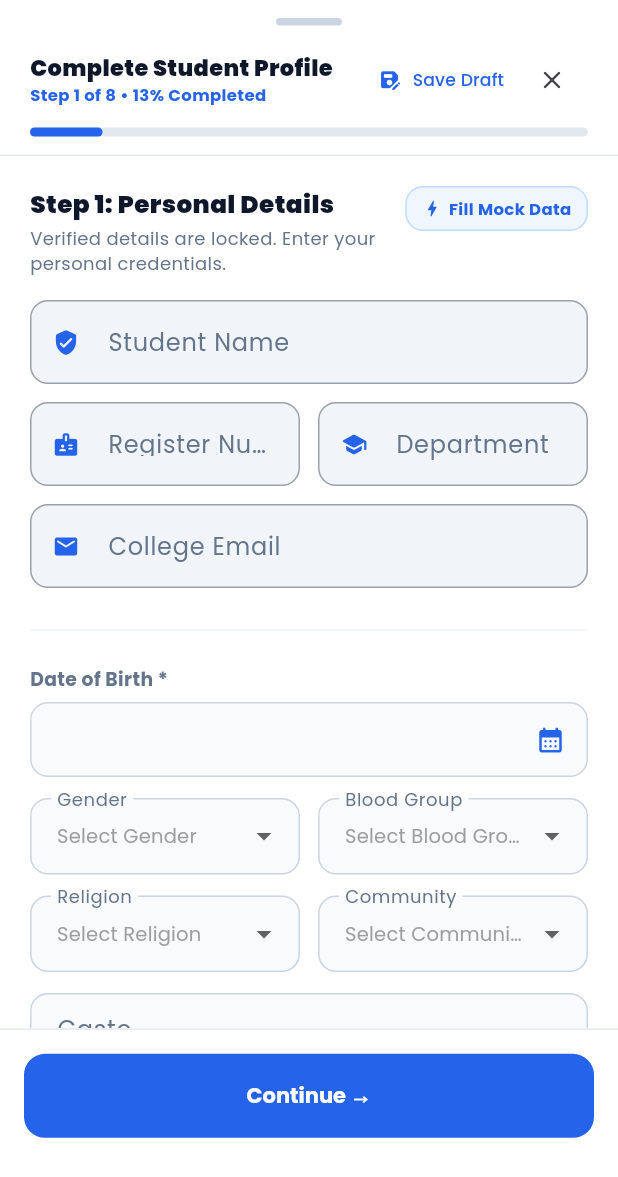
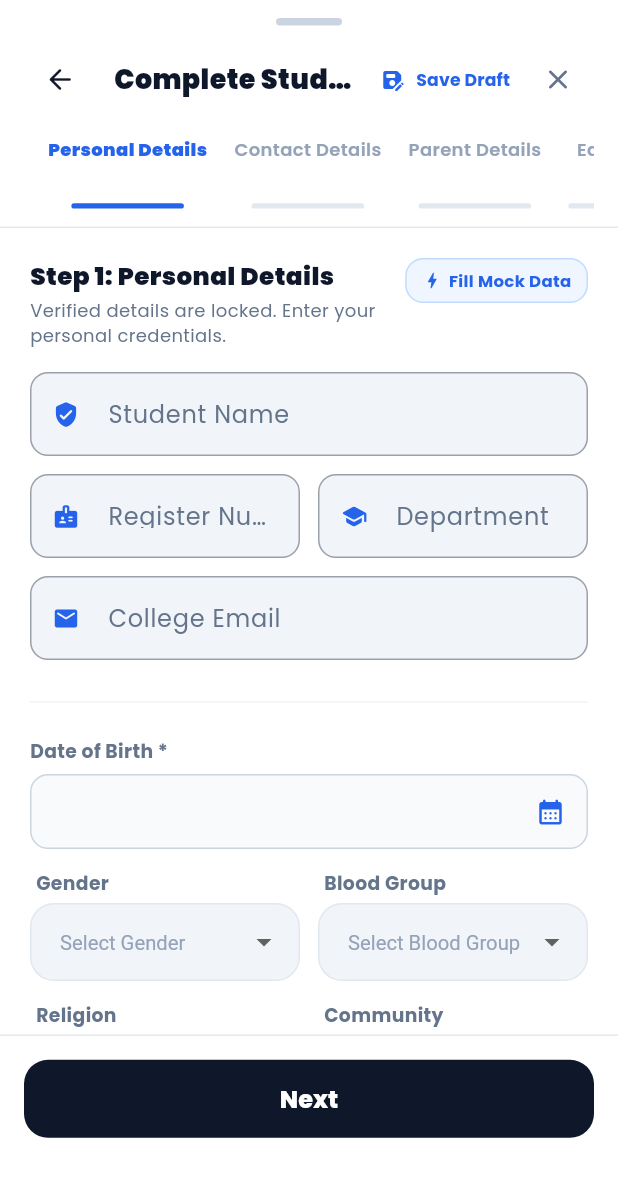
Before and after one commit to Saravanaofficialpmv/unisphere, a Flutter app: the StudentProfileCompletionSheet widget shown alone on an empty page, opened directly, on a phone screen of 412 x 824 dp. Shown: the top 1177 px of the screen. Run offline on Flutter 3.47's test engine with Material 3 defaults, Android fonts, the phone set to English and light mode, and no system bars; our stand-ins replace cached_network_image, cloud_firestore, file_picker, firebase_auth, firebase_core, firebase_storage and 6 more; accounts and stored records are empty; network calls fail; statements that could not run were skipped.

Commit message:
feat: redesign student profile completion sheet to match modern step indicator UI with segmented tabs, 16px soft pill inputs, top header navigation, and dark full-width pill action button

```diff
--- a/lib/widgets/student/student_profile_completion_sheet.dart
+++ b/lib/widgets/student/student_profile_completion_sheet.dart
@@ -609,6 +609,73 @@ class _StudentProfileCompletionSheetState
     );
   }
 
+  Widget _buildSegmentedStepBar() {
+    final stepTitles = [
+      'Personal Details',
+      'Contact Details',
+      'Parent Details',
+      'Education',
+      'Living Details',
+      if (_isDayScholar) 'Transport Mode',
+      'Documents',
+      'Review & Submit',
+    ];
+
+    return Container(
+      height: 48,
+      margin: const EdgeInsets.only(top: 8, bottom: 4),
+      child: ListView.builder(
+        scrollDirection: Axis.horizontal,
+        padding: const EdgeInsets.symmetric(horizontal: 16),
+        itemCount: stepTitles.length,
+        itemBuilder: (context, idx) {
+          final stepNum = idx + 1;
+          final isCurrent = stepNum == _displayStepNumber;
+          final isPassed = stepNum < _displayStepNumber;
+
+          return GestureDetector(
+            onTap: () {
+              if (isPassed) {
+                setState(() => _currentStep = stepNum);
+              }
+            },
+            child: Container(
+              margin: const EdgeInsets.only(right: 18),
+              child: Column(
+                mainAxisAlignment: MainAxisAlignment.spaceBetween,
+                crossAxisAlignment: CrossAxisAlignment.center,
+                children: [
+                  Text(
+                    stepTitles[idx],
+                    style: TextStyle(
+                      fontSize: 12,
+                      fontWeight: isCurrent ? FontWeight.w900 : FontWeight.w600,
+                      color: isCurrent
+                          ? const Color(0xFF2563EB)
+                          : (isPassed ? const Color(0xFF475569) : const Color(0xFF94A3B8)),
+                    ),
+                  ),
+                  const SizedBox(height: 6),
+                  AnimatedContainer(
+                    duration: const Duration(milliseconds: 200),
+                    height: 3.5,
+                    width: 75,
+                    decoration: BoxDecoration(
+                      color: isCurrent
+                          ? const Color(0xFF2563EB)
+                          : (isPassed ? const Color(0xFF93C5FD) : const Color(0xFFE2E8F0)),
+                      borderRadius: BorderRadius.circular(3),
+                    ),
+                  ),
+                ],
+              ),
+            ),
+          );
+        },
+      ),
+    );
+  }
+
   @override
   Widget build(BuildContext context) {
     final screenHeight = MediaQuery.of(context).size.height;
@@ -623,7 +690,7 @@ class _StudentProfileCompletionSheetState
         children: [
           // Top Header Drag Bar
           Container(
-            padding: const EdgeInsets.fromLTRB(20, 12, 20, 12),
+            padding: const EdgeInsets.fromLTRB(16, 12, 16, 8),
             decoration: const BoxDecoration(
               color: Colors.white,
               borderRadius: BorderRadius.vertical(top: Radius.circular(32)),
@@ -640,28 +707,22 @@ class _StudentProfileCompletionSheetState
                 ),
                 const SizedBox(height: 12),
                 Row(
-                  mainAxisAlignment: MainAxisAlignment.spaceBetween,
-                  children: [
-                    Expanded(
-                      child: Column(
-                        crossAxisAlignment: CrossAxisAlignment.start,
-                        children: [
-                          Text(
+                  children: [
+                    IconButton(
+                      onPressed: _currentStep > 1 ? _previousStep : () => Navigator.pop(context),
+                      icon: const Icon(Icons.arrow_back_rounded, color: Color(0xFF0F172A), size: 22),
+                      padding: EdgeInsets.zero,
+                      constraints: const BoxConstraints(),
+                    ),
+                    const SizedBox(width: 12),
+                    const Expanded(
+                      child: Text(
                         'Complete Student Profile',
                         overflow: TextOverflow.ellipsis,
                         maxLines: 1,
-                            style: const TextStyle(fontWeight: FontWeight.w900, fontSize: 15, color: Color(0xFF0F172A)),
-                          ),
-                          Text(
-                            'Step $_displayStepNumber of $_totalSteps • $_progressPercentage% Completed',
-                            overflow: TextOverflow.ellipsis,
-                            maxLines: 1,
-                            style: const TextStyle(fontSize: 11, color: Color(0xFF2563EB), fontWeight: FontWeight.w700),
-                          ),
-                        ],
-                      ),
-                    ),
-                    const SizedBox(width: 8),
+                        style: TextStyle(fontWeight: FontWeight.w900, fontSize: 18, color: Color(0xFF0F172A)),
+                      ),
+                    ),
                     Row(
                       mainAxisSize: MainAxisSize.min,
                       children: [
@@ -672,27 +733,21 @@ class _StudentProfileCompletionSheetState
                             minimumSize: Size.zero,
                             tapTargetSize: MaterialTapTargetSize.shrinkWrap,
                           ),
-                          icon: const Icon(Icons.save_as_rounded, size: 15),
-                          label: Text(_isSavingDraft ? 'Saving...' : 'Save Draft', style: const TextStyle(fontSize: 11.5)),
+                          icon: const Icon(Icons.save_as_rounded, size: 16, color: Color(0xFF2563EB)),
+                          label: Text(_isSavingDraft ? 'Saving...' : 'Save Draft', style: const TextStyle(fontSize: 11.5, color: Color(0xFF2563EB), fontWeight: FontWeight.bold)),
                         ),
                         IconButton(
                           onPressed: () => Navigator.pop(context),
                           padding: EdgeInsets.zero,
                           constraints: const BoxConstraints(),
-                          icon: const Icon(Icons.close_rounded, size: 20),
-                        ),
-                      ],
-                    ),
-                  ],
-                ),
-                const SizedBox(height: 8),
-                LinearProgressIndicator(
-                  value: _progressPercentage / 100,
-                  backgroundColor: const Color(0xFFE2E8F0),
-                  color: const Color(0xFF2563EB),
-                  minHeight: 6,
-                  borderRadius: BorderRadius.circular(3),
-                ),
+                          icon: const Icon(Icons.close_rounded, color: Color(0xFF64748B), size: 22),
+                        ),
+                      ],
+                    ),
+                  ],
+                ),
+                const SizedBox(height: 6),
+                _buildSegmentedStepBar(),
               ],
             ),
           ),
@@ -706,48 +761,33 @@ class _StudentProfileCompletionSheetState
             ),
           ),
 
-          // Fixed Bottom Control Buttons
+          // Fixed Bottom Dark Full-Width Action Button (Matching Reference Image)
           Container(
             padding: const EdgeInsets.all(16),
             decoration: const BoxDecoration(
               color: Colors.white,
               border: Border(top: BorderSide(color: Color(0xFFE2E8F0))),
             ),
-            child: Row(
-              children: [
-                if (_currentStep > 1)
-                  Expanded(
-                    child: OutlinedButton(
-                      onPressed: _previousStep,
-                      style: OutlinedButton.styleFrom(
-                        padding: const EdgeInsets.symmetric(vertical: 14),
-                        shape: RoundedRectangleBorder(borderRadius: BorderRadius.circular(14)),
-                      ),
-                      child: const Text('Back', style: TextStyle(fontWeight: FontWeight.bold)),
-                    ),
-                  ),
-                if (_currentStep > 1) const SizedBox(width: 12),
-                Expanded(
-                  flex: 2,
+            child: SizedBox(
+              width: double.infinity,
+              height: 52,
               child: ElevatedButton(
                 onPressed: _currentStep == 8
                     ? (_isSubmitting ? null : _submitFinalProfile)
                     : _nextStep,
                 style: ElevatedButton.styleFrom(
-                      backgroundColor: const Color(0xFF2563EB),
+                  backgroundColor: const Color(0xFF0F172A),
                   foregroundColor: Colors.white,
-                      padding: const EdgeInsets.symmetric(vertical: 14),
-                      shape: RoundedRectangleBorder(borderRadius: BorderRadius.circular(14)),
+                  elevation: 0,
+                  shape: RoundedRectangleBorder(borderRadius: BorderRadius.circular(16)),
                 ),
                 child: _isSubmitting
                     ? const SizedBox(height: 20, width: 20, child: CircularProgressIndicator(color: Colors.white, strokeWidth: 2))
                     : Text(
-                            _currentStep == 8 ? 'SUBMIT PROFILE 🚀' : 'Continue →',
-                            style: const TextStyle(fontWeight: FontWeight.bold, fontSize: 14),
-                          ),
-                  ),
-                ),
-              ],
+                        _currentStep == 8 ? 'Submit' : 'Next',
+                        style: const TextStyle(fontWeight: FontWeight.w800, fontSize: 16),
+                      ),
+              ),
             ),
           ),
         ],
@@ -1523,33 +1563,50 @@ class _StudentProfileCompletionSheetState
     String? errorText,
     ValueChanged<String>? onChanged,
   }) {
-    return TextFormField(
+    return Column(
+      crossAxisAlignment: CrossAxisAlignment.start,
+      children: [
+        Padding(
+          padding: const EdgeInsets.only(left: 4, bottom: 4),
+          child: Text(
+            label,
+            style: TextStyle(
+              fontSize: 12.5,
+              fontWeight: FontWeight.w700,
+              color: hasError ? Colors.red : const Color(0xFF64748B),
+            ),
+          ),
+        ),
+        TextFormField(
           controller: ctrl,
           onChanged: onChanged,
+          style: const TextStyle(fontSize: 14, fontWeight: FontWeight.w600, color: Color(0xFF0F172A)),
           decoration: InputDecoration(
-        labelText: label,
             hintText: hint,
+            hintStyle: const TextStyle(color: Color(0xFF94A3B8), fontSize: 13.5, fontWeight: FontWeight.w400),
             prefixIcon: icon != null ? Icon(icon, color: hasError ? Colors.red : const Color(0xFF2563EB), size: 18) : null,
             filled: true,
-        fillColor: hasError ? const Color(0xFFFEF2F2) : const Color(0xFFF8FAFC),
+            fillColor: hasError ? const Color(0xFFFEF2F2) : const Color(0xFFF1F5F9),
             errorText: hasError ? (errorText ?? 'Required field') : null,
-        border: OutlineInputBorder(borderRadius: BorderRadius.circular(12)),
+            border: OutlineInputBorder(borderRadius: BorderRadius.circular(16), borderSide: BorderSide.none),
             enabledBorder: OutlineInputBorder(
-          borderRadius: BorderRadius.circular(12),
+              borderRadius: BorderRadius.circular(16),
               borderSide: BorderSide(
-            color: hasError ? Colors.red : const Color(0xFFCBD5E1),
+                color: hasError ? Colors.red : const Color(0xFFE2E8F0),
                 width: hasError ? 1.5 : 1.0,
               ),
             ),
             focusedBorder: OutlineInputBorder(
-          borderRadius: BorderRadius.circular(12),
+              borderRadius: BorderRadius.circular(16),
               borderSide: BorderSide(
                 color: hasError ? Colors.red : const Color(0xFF2563EB),
                 width: hasError ? 2.0 : 1.5,
               ),
             ),
-        contentPadding: const EdgeInsets.symmetric(horizontal: 14, vertical: 12),
-      ),
+            contentPadding: const EdgeInsets.symmetric(horizontal: 16, vertical: 14),
+          ),
+        ),
+      ],
     );
   }
 
@@ -1561,46 +1618,62 @@ class _StudentProfileCompletionSheetState
     bool hasError = false,
   }) {
     final validValue = (value != null && items.contains(value)) ? value : null;
-    return DropdownButtonFormField<String>(
+    return Column(
+      crossAxisAlignment: CrossAxisAlignment.start,
+      children: [
+        Padding(
+          padding: const EdgeInsets.only(left: 4, bottom: 4),
+          child: Text(
+            label,
+            style: TextStyle(
+              fontSize: 12.5,
+              fontWeight: FontWeight.w700,
+              color: hasError ? Colors.red : const Color(0xFF64748B),
+            ),
+          ),
+        ),
+        DropdownButtonFormField<String>(
           initialValue: validValue,
           isExpanded: true,
+          style: const TextStyle(fontSize: 14, fontWeight: FontWeight.w600, color: Color(0xFF0F172A)),
           hint: Text(
             'Select $label',
             overflow: TextOverflow.ellipsis,
             style: TextStyle(
-          color: hasError ? Colors.red : Colors.grey,
-          fontSize: 13,
-          fontWeight: hasError ? FontWeight.bold : FontWeight.normal,
+              color: hasError ? Colors.red : const Color(0xFF94A3B8),
+              fontSize: 13.5,
+              fontWeight: hasError ? FontWeight.bold : FontWeight.w400,
             ),
           ),
           decoration: InputDecoration(
-        labelText: label,
             filled: true,
-        fillColor: hasError ? const Color(0xFFFEF2F2) : const Color(0xFFF8FAFC),
-        border: OutlineInputBorder(borderRadius: BorderRadius.circular(12)),
+            fillColor: hasError ? const Color(0xFFFEF2F2) : const Color(0xFFF1F5F9),
+            border: OutlineInputBorder(borderRadius: BorderRadius.circular(16), borderSide: BorderSide.none),
             enabledBorder: OutlineInputBorder(
-          borderRadius: BorderRadius.circular(12),
+              borderRadius: BorderRadius.circular(16),
               borderSide: BorderSide(
-            color: hasError ? Colors.red : const Color(0xFFCBD5E1),
+                color: hasError ? Colors.red : const Color(0xFFE2E8F0),
                 width: hasError ? 1.5 : 1.0,
               ),
             ),
             focusedBorder: OutlineInputBorder(
-          borderRadius: BorderRadius.circular(12),
+              borderRadius: BorderRadius.circular(16),
               borderSide: BorderSide(
                 color: hasError ? Colors.red : const Color(0xFF2563EB),
                 width: hasError ? 2.0 : 1.5,
               ),
             ),
-        contentPadding: const EdgeInsets.symmetric(horizontal: 14, vertical: 12),
+            contentPadding: const EdgeInsets.symmetric(horizontal: 16, vertical: 14),
           ),
           items: items
               .map((it) => DropdownMenuItem(
                     value: it,
-                child: Text(it, overflow: TextOverflow.ellipsis, style: const TextStyle(fontSize: 13)),
+                    child: Text(it, overflow: TextOverflow.ellipsis, style: const TextStyle(fontSize: 13.5, fontWeight: FontWeight.w600, color: Color(0xFF0F172A))),
                   ))
               .toList(),
           onChanged: onChanged,
-    );
-  }
-}
+        ),
+      ],
+    );
+  }
+}
```
Lines whose indentation alone changed are shown as unchanged.
